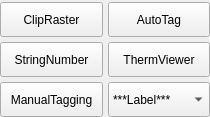
The window that windows/therm_tools.ui (sensehawk/qgis_plugin) describes before a commit, drawn with Qt 5.
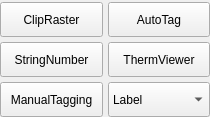
The same window after the commit.

Commit message: few changes in custom field label

```diff
--- a/windows/therm_tools.ui
+++ b/windows/therm_tools.ui
@@ -149,7 +149,7 @@
      </property>
      <item>
       <property name="text">
-       <string>***Label***</string>
+       <string>Label</string>
       </property>
      </item>
     </widget>
```
The commit also changes 4 other files.
